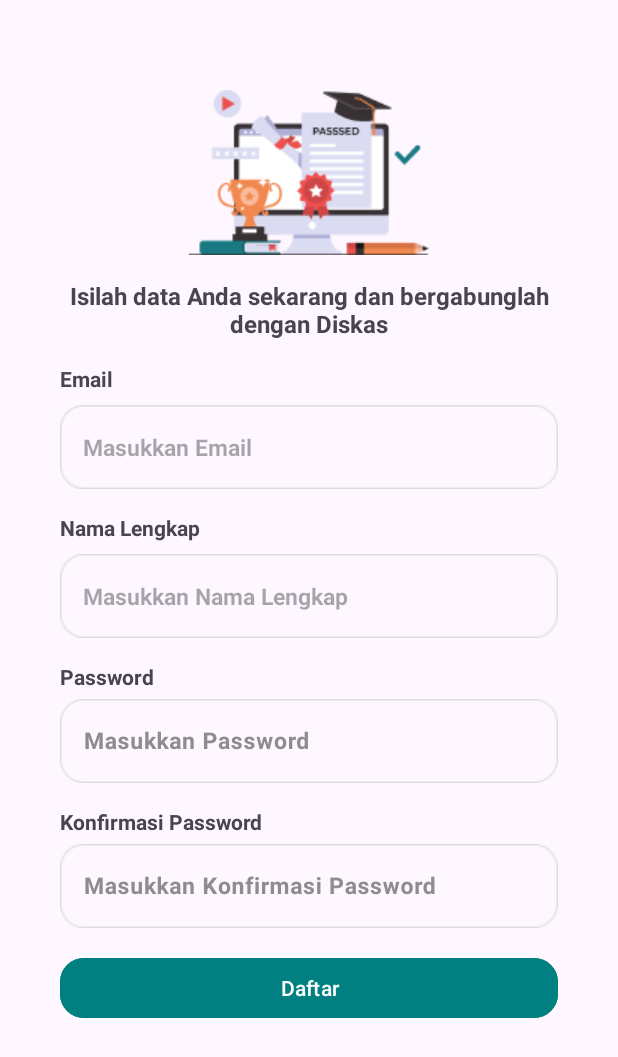
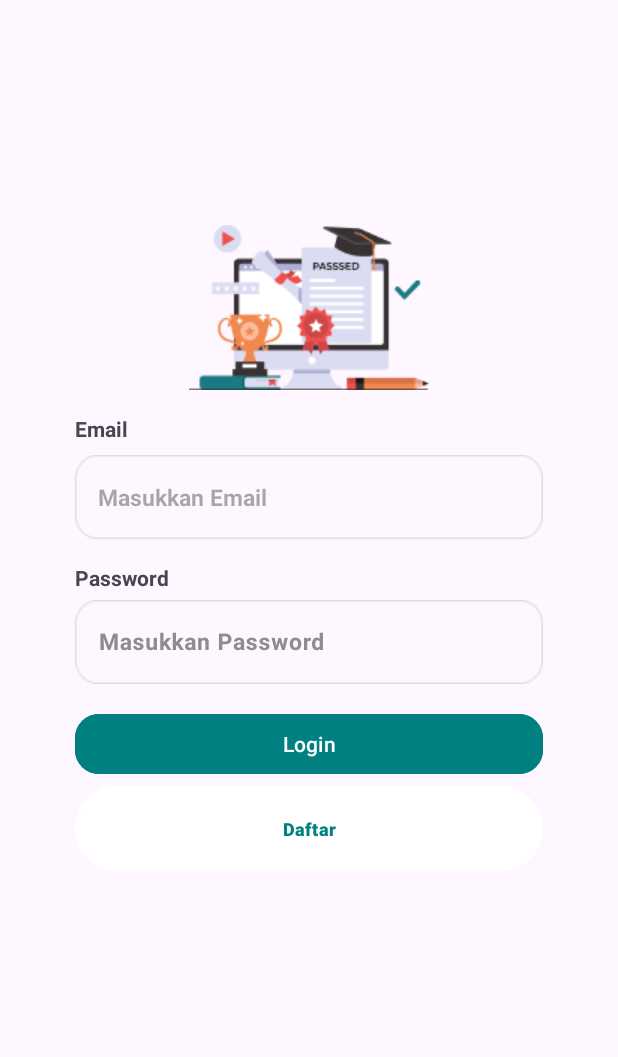
Before and after one commit to faayyva/AppDiskas, an Android app: the layout activity_login.xml on its own in the app's theme, with its tools: preview values and no code run, on a phone screen of 412 x 824 dp. Shown: the top 1057 px of the screen. Run offline under Robolectric (Android 15) with nearby library versions, the phone set to English and light mode, and no system bars.

```diff
--- a/app/src/main/AndroidManifest.xml
+++ b/app/src/main/AndroidManifest.xml
@@ -12,6 +12,9 @@
         android:supportsRtl="true"
         android:theme="@style/Theme.Diskas"
         tools:targetApi="31">
+        <activity
+            android:name=".login"
+            android:exported="false" />
         <activity
             android:name=".MainActivity"
             android:exported="true">
--- a/app/src/main/res/layout/register_layout.xml
+++ b/app/src/main/res/layout/activity_login.xml
@@ -2,12 +2,11 @@
 <RelativeLayout xmlns:android="http://schemas.android.com/apk/res/android"
     xmlns:app="http://schemas.android.com/apk/res-auto"
     android:layout_width="match_parent"
-    android:layout_height="match_parent"
-    android:layout_marginLeft="40dp"
-    android:layout_marginRight="40dp"
-    android:layout_marginTop="60dp"
-    android:layout_marginBottom="40dp">
-
+    android:layout_height="wrap_content"
+    android:layout_marginTop= "150dp"
+    android:layout_marginBottom="150dp"
+    android:layout_marginLeft="50dp"
+    android:layout_marginRight="50dp">
 
     <LinearLayout
         android:layout_width="match_parent"
@@ -18,18 +17,6 @@
             android:layout_width="match_parent"
             android:layout_height="wrap_content"
             app:srcCompat="@drawable/_x31_0_1" />
-
-        <TextView
-            android:id="@+id/judulIntro"
-            android:layout_below="@id/imageView"
-            android:layout_marginTop="16dp"
-            android:layout_width="match_parent"
-            android:layout_height="wrap_content"
-            android:gravity="center"
-            android:textSize="16dp"
-            android:text="@string/judulIntro"
-            android:textStyle="bold"/>
-
         <TextView
             android:id="@+id/textViewEmail"
             android:layout_width="wrap_content"
@@ -40,34 +27,13 @@
             android:textStyle="bold" />
 
         <EditText
-            android:id="@+id/editTextEmail"
+            android:id="@+id/editTextEmailLogin"
             android:layout_width="match_parent"
             android:layout_height="wrap_content"
             android:layout_below="@id/textViewEmail"
             android:layout_marginTop="8dp"
             android:background="@drawable/input"
             android:hint="@string/input_email"
-            android:inputType="text|textAutoComplete"
-            android:textSize="15sp"
-            android:textStyle="bold"
-            android:paddingStart="15dp"/>
-
-        <TextView
-            android:id="@+id/textViewNamaLengkap"
-            android:layout_width="wrap_content"
-            android:layout_height="wrap_content"
-            android:layout_marginTop="16dp"
-            android:text="@string/textview_nama"
-            android:textStyle="bold" />
-
-        <EditText
-            android:id="@+id/editTextnama"
-            android:layout_width="match_parent"
-            android:layout_height="wrap_content"
-            android:layout_marginTop="8dp"
-            android:textColor="@color/black"
-            android:background="@drawable/input"
-            android:hint="@string/input_nama"
             android:inputType="text|textAutoComplete"
             android:textSize="15sp"
             android:textStyle="bold"
@@ -88,7 +54,7 @@
             >
 
             <com.google.android.material.textfield.TextInputEditText
-                android:id="@+id/editTextPassword"
+                android:id="@+id/editTextPasswordLogin"
                 android:layout_width="match_parent"
                 android:layout_height="wrap_content"
                 android:layout_below="@id/textViewPassword"
@@ -99,38 +65,31 @@
                 android:textStyle="bold"
                 android:hint="@string/masukkan_password"/>
         </com.google.android.material.textfield.TextInputLayout>
-        <TextView
-            android:id="@+id/textViewKonfirmasiPassword"
-            android:layout_width="wrap_content"
-            android:layout_height="wrap_content"
-            android:layout_marginTop="16dp"
-            android:text="@string/konfirmasi_password"
-            android:textStyle="bold"/>
         <com.google.android.material.textfield.TextInputLayout
-            android:id="@+id/konfirmasiPasswordTextInputLayout"
+            android:id="@+id/konfirmasiPasswordLoginTextInputLayout"
             android:layout_width="match_parent"
             android:layout_height="wrap_content"
             android:textColorHint="#8D8D8D">
-            <com.google.android.material.textfield.TextInputEditText
-                android:id="@+id/editTextKonfirmasiPassword"
-                android:layout_width="match_parent"
-                android:layout_height="wrap_content"
-                android:layout_below="@id/textViewKonfirmasiPassword"
-                android:layout_marginTop="8dp"
-                android:background="@drawable/input"
-                android:inputType="text|textPassword|textAutoComplete"
-                android:textSize="15sp"
-                android:textStyle="bold"
-                android:hint="@string/masukkan_konfirmasi_password"/>
         </com.google.android.material.textfield.TextInputLayout>
         <Button
-            android:id="@+id/buttonDaftar"
+            android:id="@+id/buttonLogin"
             android:layout_width="match_parent"
             android:layout_height="wrap_content"
-            android:layout_below="@id/editTextKonfirmasiPassword"
             android:layout_marginTop="16dp"
             android:backgroundTint="#008080"
+            android:text="Login"
+            app:cornerRadius="16dp" />
+        <Button
+            android:id="@+id/buttonDaftar2"
+            android:layout_width="match_parent"
+            android:layout_height="wrap_content"
+            android:gravity="center"
             android:text="Daftar"
-            app:cornerRadius="16dp" />
+            android:textSize="12sp"
+            android:paddingVertical="20dp"
+            android:textStyle="bold"
+            android:backgroundTint="@color/white"
+            android:textColor="#008080"/>
     </LinearLayout>
+
 </RelativeLayout>
```
Also changed, not shown: app/src/main/java/com/example/diskas/login.java (added, +68 -0 lines).
